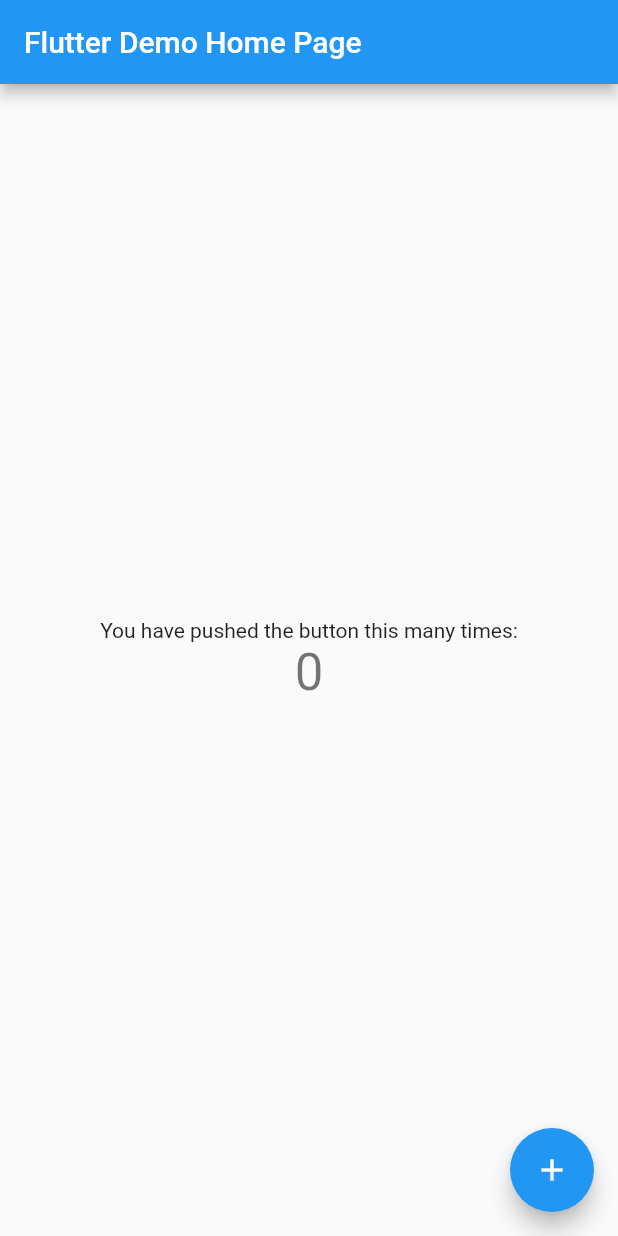
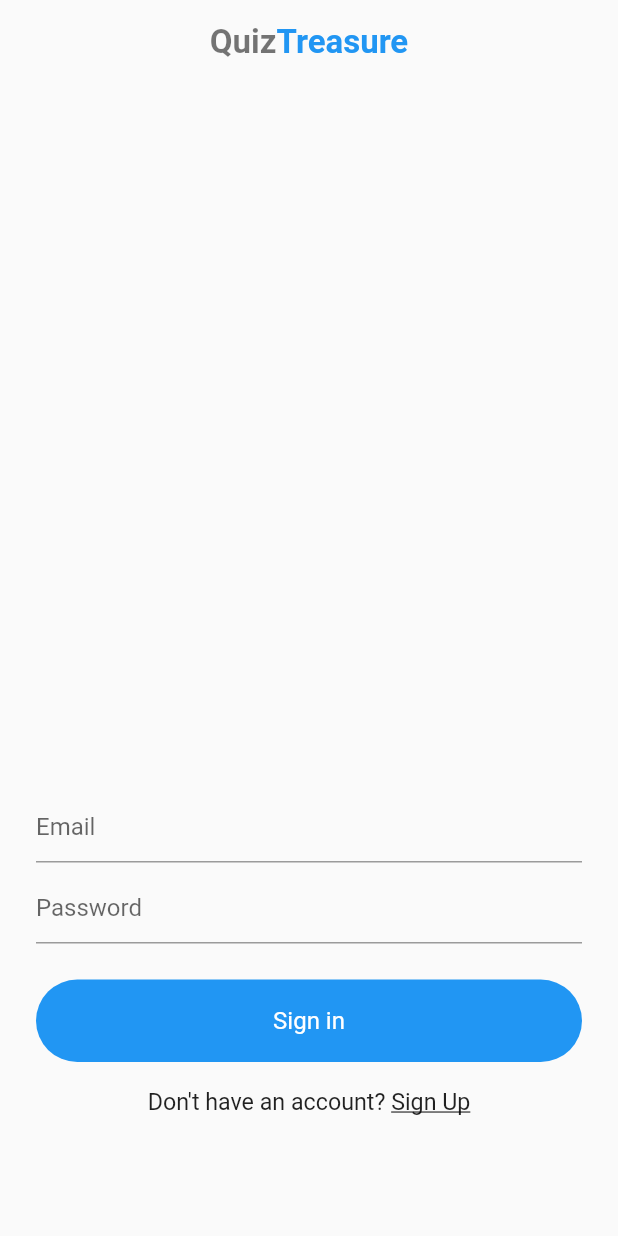
Before and after one commit to mustafauys/Character-Capture-Game, a Flutter app: the screen it shows after launch, on a phone screen of 412 x 824 dp. Run offline on Flutter 3.47's test engine with Material 2 defaults, Android fonts, the phone set to English and light mode, and no system bars.

Commit message:
Creating Sign In & Sign Up Screen

```diff
--- a/lib/main.dart
+++ b/lib/main.dart
@@ -1,117 +1,22 @@
 import 'package:flutter/material.dart';
+import 'package:knowledge_treasure/views/signin.dart';
 
 void main() {
   runApp(MyApp());
 }
 
 class MyApp extends StatelessWidget {
-  // This widget is the root of your application.
+
   @override
   Widget build(BuildContext context) {
     return MaterialApp(
       title: 'Flutter Demo',
+      debugShowCheckedModeBanner: false,
       theme: ThemeData(
-        // This is the theme of your application.
-        //
-        // Try running your application with "flutter run". You'll see the
-        // application has a blue toolbar. Then, without quitting the app, try
-        // changing the primarySwatch below to Colors.green and then invoke
-        // "hot reload" (press "r" in the console where you ran "flutter run",
-        // or simply save your changes to "hot reload" in a Flutter IDE).
-        // Notice that the counter didn't reset back to zero; the application
-        // is not restarted.
         primarySwatch: Colors.blue,
-        // This makes the visual density adapt to the platform that you run
-        // the app on. For desktop platforms, the controls will be smaller and
-        // closer together (more dense) than on mobile platforms.
         visualDensity: VisualDensity.adaptivePlatformDensity,
       ),
-      home: MyHomePage(title: 'Flutter Demo Home Page'),
+      home: SignIn(),
     );
   }
 }
-
-class MyHomePage extends StatefulWidget {
-  MyHomePage({Key key, this.title}) : super(key: key);
-
-  // This widget is the home page of your application. It is stateful, meaning
-  // that it has a State object (defined below) that contains fields that affect
-  // how it looks.
-
-  // This class is the configuration for the state. It holds the values (in this
-  // case the title) provided by the parent (in this case the App widget) and
-  // used by the build method of the State. Fields in a Widget subclass are
-  // always marked "final".
-
-  final String title;
-
-  @override
-  _MyHomePageState createState() => _MyHomePageState();
-}
-
-class _MyHomePageState extends State<MyHomePage> {
-  int _counter = 0;
-
-  void _incrementCounter() {
-    setState(() {
-      // This call to setState tells the Flutter framework that something has
-      // changed in this State, which causes it to rerun the build method below
-      // so that the display can reflect the updated values. If we changed
-      // _counter without calling setState(), then the build method would not be
-      // called again, and so nothing would appear to happen.
-      _counter++;
-    });
-  }
-
-  @override
-  Widget build(BuildContext context) {
-    // This method is rerun every time setState is called, for instance as done
-    // by the _incrementCounter method above.
-    //
-    // The Flutter framework has been optimized to make rerunning build methods
-    // fast, so that you can just rebuild anything that needs updating rather
-    // than having to individually change instances of widgets.
-    return Scaffold(
-      appBar: AppBar(
-        // Here we take the value from the MyHomePage object that was created by
-        // the App.build method, and use it to set our appbar title.
-        title: Text(widget.title),
-      ),
-      body: Center(
-        // Center is a layout widget. It takes a single child and positions it
-        // in the middle of the parent.
-        child: Column(
-          // Column is also a layout widget. It takes a list of children and
-          // arranges them vertically. By default, it sizes itself to fit its
-          // children horizontally, and tries to be as tall as its parent.
-          //
-          // Invoke "debug painting" (press "p" in the console, choose the
-          // "Toggle Debug Paint" action from the Flutter Inspector in Android
-          // Studio, or the "Toggle Debug Paint" command in Visual Studio Code)
-          // to see the wireframe for each widget.
-          //
-          // Column has various properties to control how it sizes itself and
-          // how it positions its children. Here we use mainAxisAlignment to
-          // center the children vertically; the main axis here is the vertical
-          // axis because Columns are vertical (the cross axis would be
-          // horizontal).
-          mainAxisAlignment: MainAxisAlignment.center,
-          children: <Widget>[
-            Text(
-              'You have pushed the button this many times:',
-            ),
-            Text(
-              '$_counter',
-              style: Theme.of(context).textTheme.headline4,
-            ),
-          ],
-        ),
-      ),
-      floatingActionButton: FloatingActionButton(
-        onPressed: _incrementCounter,
-        tooltip: 'Increment',
-        child: Icon(Icons.add),
-      ), // This trailing comma makes auto-formatting nicer for build methods.
-    );
-  }
-}
--- /dev/null
+++ b/lib/models/user.dart
@@ -0,0 +1,6 @@
+class User {
+
+  String uid;
+  User({this.uid});
+
+}
--- /dev/null
+++ b/lib/views/signin.dart
@@ -0,0 +1,122 @@
+import 'package:flutter/material.dart';
+import 'package:knowledge_treasure/services/auth.dart';
+import 'package:knowledge_treasure/views/home.dart';
+import 'package:knowledge_treasure/views/signup.dart';
+import 'package:knowledge_treasure/widgets/widgets.dart';
+
+class SignIn extends StatefulWidget {
+  @override
+   SignInState createState() =>  SignInState();
+}
+
+class SignInState extends State<SignIn> {
+
+  final _formKey = GlobalKey<FormState>();
+  String email, password;
+  AuthService authService = new AuthService();
+
+  bool _isLoading = false;
+
+  signIn() async{
+    if (_formKey.currentState.validate()){
+      setState(() {
+        _isLoading = true;
+      });
+      await authService.signInEmailAndPass(email, password).then((val) {
+        if (val != null) {
+          setState(() {
+        _isLoading = false;
+      });
+        Navigator.pushReplacement(context, MaterialPageRoute(
+        builder: (context) => Home()
+      ));
+        }
+      });
+    }
+  }
+
+  @override
+  Widget build(BuildContext context) {
+    return Scaffold(
+      appBar: AppBar(
+        title: appBar(context),
+        backgroundColor: Colors.transparent,
+        elevation: 0.0,
+        brightness: Brightness.light,
+      ),
+      body: _isLoading ? Container(
+        child: Center(
+          child: CircularProgressIndicator(),
+        ),
+      ) : Form(
+        key: _formKey,
+              child: Container(
+                margin: EdgeInsets.symmetric(horizontal: 24),
+
+          child: Column(
+            children: <Widget>[
+              Spacer(),
+                TextFormField(
+                  validator: (val){return val.isEmpty ? "Enter Email id" : null;},
+                  decoration: InputDecoration(
+                    hintText: "Email"
+                  ),
+                  onChanged: (val){
+                    email = val;
+                  },
+                ),
+                SizedBox(height: 6,),
+
+                TextFormField(
+                  obscureText: true,
+                  validator: (val){return val.isEmpty ? "Enter Password" : null;},
+                  decoration: InputDecoration(
+                    hintText: "Password"
+                  ),
+                  onChanged: (val){
+                    password = val;
+                  },
+                ),
+                SizedBox(height: 24,),
+                  GestureDetector(
+                    onTap: () {
+                      signIn();
+                    },
+                      child: Container(
+                      padding: EdgeInsets.symmetric(vertical : 18),
+                      decoration: BoxDecoration(
+                        color: Colors.blue,
+                        borderRadius: BorderRadius.circular(30)
+                      ),
+                      height: 55,
+                      alignment: Alignment.center,
+                      width: MediaQuery.of(context).size.width - 48,
+                      child: Text("Sign in", style: TextStyle(color: Colors.white, fontSize: 16),),
+                    ),
+                  ),
+                  SizedBox(height: 18,),
+                  Row(
+                    mainAxisAlignment: MainAxisAlignment.center,
+                    children: <Widget>[
+                      Text("Don't have an account? ", style: TextStyle(fontSize: 15.5),),
+                      GestureDetector(
+                        onTap: (){
+                          Navigator.pushReplacement(context, MaterialPageRoute(
+                            builder: (context) => SignUp()
+                          ));
+
+                        },
+                        child: Text("Sign Up",style: TextStyle(fontSize: 15.5, decoration: TextDecoration.underline),)),
+                    ],
+                  ),
+
+
+                SizedBox(height: 80,),
+            ],
+          ),
+        ),
+      ),
+    );
+  }
+
+}
--- /dev/null
+++ b/lib/widgets/widgets.dart
@@ -0,0 +1,15 @@
+import 'package:flutter/material.dart';
+
+Widget appBar(BuildContext context){
+  return Center(
+    child: RichText(
+      text: TextSpan(
+        style: TextStyle(fontSize: 22),
+        children: <TextSpan> [
+          TextSpan(text: 'Quiz', style: TextStyle(fontWeight: FontWeight.w600, color: Colors.black54)),
+          TextSpan(text: 'Treasure', style: TextStyle(fontWeight: FontWeight.w600, color: Colors.blue)),
+        ],
+      ),
+    ),
+  );
+}
```
Also changed, not shown: lib/views/home.dart (added, +15 -0 lines), lib/views/signup.dart (added, +129 -0 lines).
